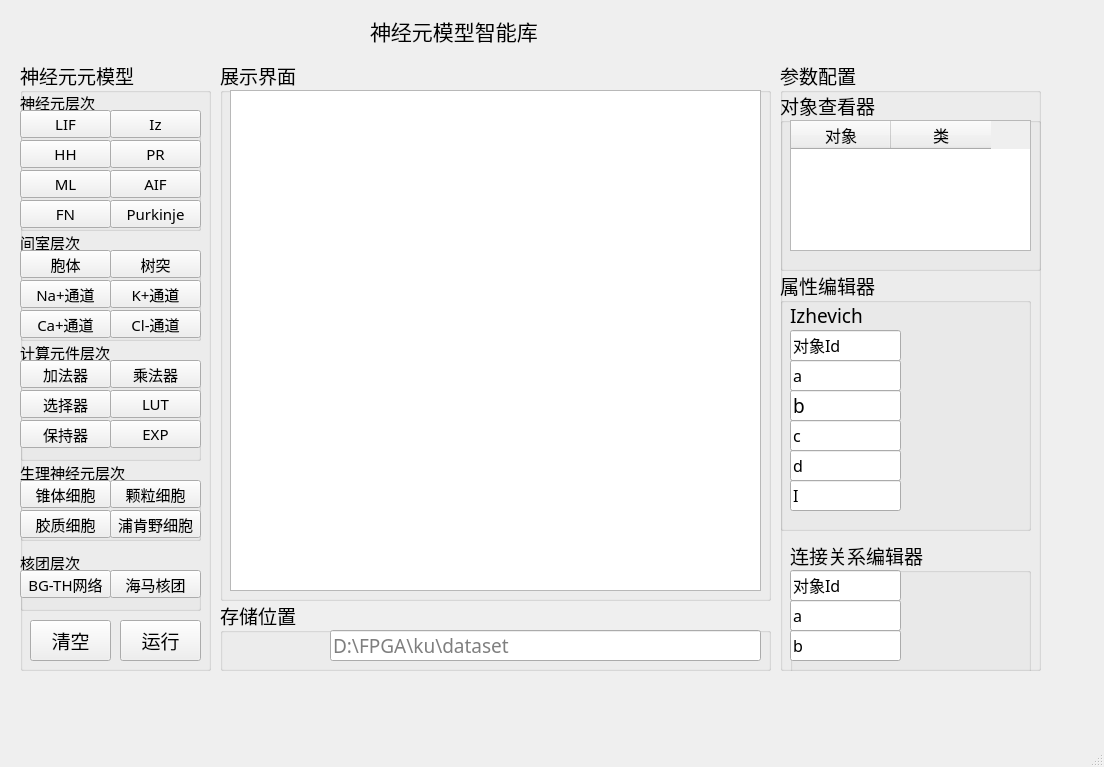
This is UI/DDNA.ui in jingxuantju/Neurondatabase as Qt 5 draws it before an edit. The edited form follows.
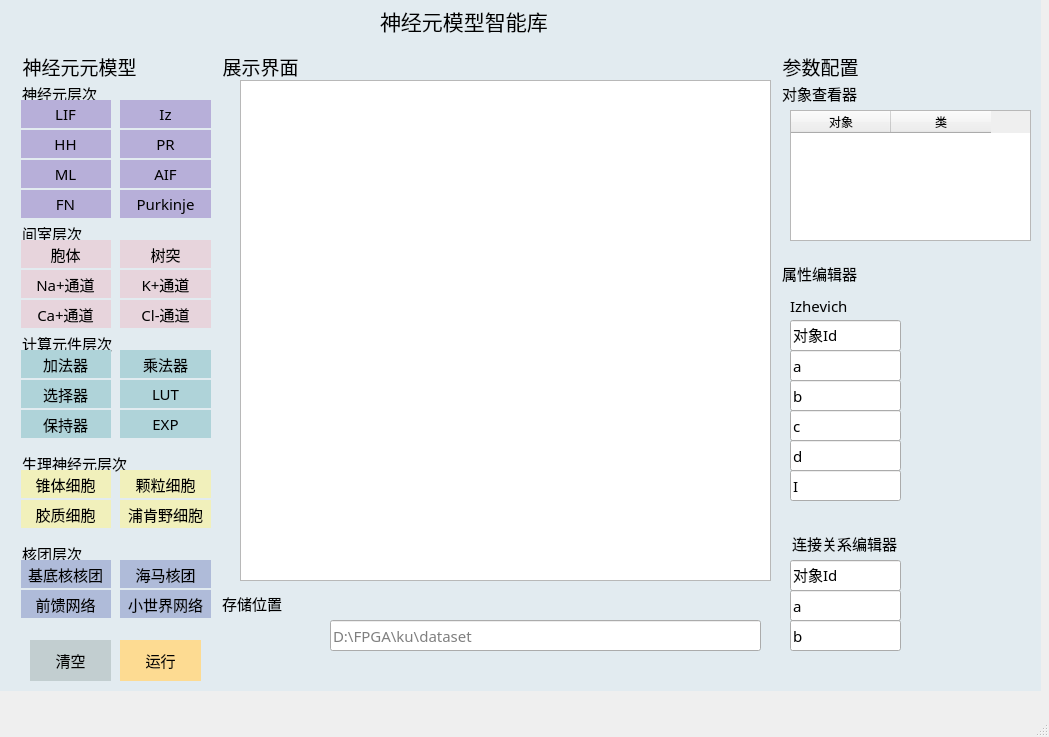
This is the edited form.

```diff
--- a/UI/DDNA.ui
+++ b/UI/DDNA.ui
@@ -6,26 +6,32 @@
    <rect>
     <x>0</x>
     <y>0</y>
-    <width>1104</width>
-    <height>767</height>
+    <width>1049</width>
+    <height>737</height>
    </rect>
   </property>
   <property name="windowTitle">
    <string>MainWindow</string>
   </property>
+  <property name="styleSheet">
+   <string notr="true">QGroupBox {
+            background-color:#e2ebf0;          
+			border-style: solid;
+        }</string>
+  </property>
   <widget class="QWidget" name="centralwidget">
    <widget class="QGroupBox" name="groupBox_2">
     <property name="geometry">
      <rect>
       <x>20</x>
-      <y>60</y>
-      <width>191</width>
-      <height>611</height>
+      <y>50</y>
+      <width>211</width>
+      <height>641</height>
      </rect>
     </property>
     <property name="font">
      <font>
-      <family>.System San Francisco Display</family>
+      <family>黑体</family>
       <pointsize>14</pointsize>
      </font>
     </property>
@@ -37,16 +43,19 @@
       <rect>
        <x>0</x>
        <y>30</y>
-       <width>181</width>
+       <width>191</width>
        <height>141</height>
       </rect>
      </property>
      <property name="font">
       <font>
-       <family>.System San Francisco Display</family>
+       <family>黑体</family>
        <pointsize>11</pointsize>
       </font>
      </property>
+     <property name="styleSheet">
+      <string notr="true"/>
+     </property>
      <property name="title">
       <string>神经元层次</string>
      </property>
@@ -59,6 +68,18 @@
         <height>28</height>
        </rect>
       </property>
+      <property name="font">
+       <font>
+        <family>黑体</family>
+        <pointsize>11</pointsize>
+       </font>
+      </property>
+      <property name="styleSheet">
+       <string notr="true">QPushButton {
+            background-color:#b7afd9;          
+			border-style: solid;
+        }</string>
+      </property>
       <property name="text">
        <string>LIF</string>
       </property>
@@ -66,12 +87,24 @@
      <widget class="QPushButton" name="IZButton">
       <property name="geometry">
        <rect>
-        <x>90</x>
+        <x>100</x>
         <y>20</y>
         <width>91</width>
         <height>28</height>
        </rect>
       </property>
+      <property name="font">
+       <font>
+        <family>黑体</family>
+        <pointsize>11</pointsize>
+       </font>
+      </property>
+      <property name="styleSheet">
+       <string notr="true">QPushButton {
+            background-color:#b7afd9;          
+			border-style: solid;
+        }</string>
+      </property>
       <property name="text">
        <string>Iz</string>
       </property>
@@ -82,12 +115,24 @@
       </property>
       <property name="geometry">
        <rect>
-        <x>90</x>
+        <x>100</x>
         <y>50</y>
         <width>91</width>
         <height>28</height>
        </rect>
       </property>
+      <property name="font">
+       <font>
+        <family>黑体</family>
+        <pointsize>11</pointsize>
+       </font>
+      </property>
+      <property name="styleSheet">
+       <string notr="true">QPushButton {
+            background-color:#b7afd9;          
+			border-style: solid;
+        }</string>
+      </property>
       <property name="text">
        <string>PR</string>
       </property>
@@ -101,6 +146,18 @@
         <height>28</height>
        </rect>
       </property>
+      <property name="font">
+       <font>
+        <family>黑体</family>
+        <pointsize>11</pointsize>
+       </font>
+      </property>
+      <property name="styleSheet">
+       <string notr="true">QPushButton {
+            background-color:#b7afd9;          
+			border-style: solid;
+        }</string>
+      </property>
       <property name="text">
        <string>HH</string>
       </property>
@@ -111,12 +168,24 @@
       </property>
       <property name="geometry">
        <rect>
-        <x>90</x>
+        <x>100</x>
         <y>80</y>
         <width>91</width>
         <height>28</height>
        </rect>
       </property>
+      <property name="font">
+       <font>
+        <family>黑体</family>
+        <pointsize>11</pointsize>
+       </font>
+      </property>
+      <property name="styleSheet">
+       <string notr="true">QPushButton {
+            background-color:#b7afd9;          
+			border-style: solid;
+        }</string>
+      </property>
       <property name="text">
        <string>AIF</string>
       </property>
@@ -133,6 +202,18 @@
         <height>28</height>
        </rect>
       </property>
+      <property name="font">
+       <font>
+        <family>黑体</family>
+        <pointsize>11</pointsize>
+       </font>
+      </property>
+      <property name="styleSheet">
+       <string notr="true">QPushButton {
+            background-color:#b7afd9;          
+			border-style: solid;
+        }</string>
+      </property>
       <property name="text">
        <string>ML</string>
       </property>
@@ -149,6 +230,18 @@
         <height>28</height>
        </rect>
       </property>
+      <property name="font">
+       <font>
+        <family>黑体</family>
+        <pointsize>11</pointsize>
+       </font>
+      </property>
+      <property name="styleSheet">
+       <string notr="true">QPushButton {
+            background-color:#b7afd9;          
+			border-style: solid;
+        }</string>
+      </property>
       <property name="text">
        <string>FN</string>
       </property>
@@ -159,12 +252,24 @@
       </property>
       <property name="geometry">
        <rect>
-        <x>90</x>
+        <x>100</x>
         <y>110</y>
         <width>91</width>
         <height>28</height>
        </rect>
       </property>
+      <property name="font">
+       <font>
+        <family>黑体</family>
+        <pointsize>11</pointsize>
+       </font>
+      </property>
+      <property name="styleSheet">
+       <string notr="true">QPushButton {
+            background-color:#b7afd9;          
+			border-style: solid;
+        }</string>
+      </property>
       <property name="text">
        <string>Purkinje</string>
       </property>
@@ -175,13 +280,13 @@
       <rect>
        <x>0</x>
        <y>170</y>
-       <width>181</width>
+       <width>191</width>
        <height>111</height>
       </rect>
      </property>
      <property name="font">
       <font>
-       <family>.System San Francisco Display</family>
+       <family>黑体</family>
        <pointsize>11</pointsize>
       </font>
      </property>
@@ -200,6 +305,18 @@
         <height>28</height>
        </rect>
       </property>
+      <property name="font">
+       <font>
+        <family>黑体</family>
+        <pointsize>11</pointsize>
+       </font>
+      </property>
+      <property name="styleSheet">
+       <string notr="true">QPushButton {
+            background-color:#e7d4dc;          
+			border-style: solid;
+        }</string>
+      </property>
       <property name="text">
        <string>胞体</string>
       </property>
@@ -210,12 +327,24 @@
       </property>
       <property name="geometry">
        <rect>
-        <x>90</x>
+        <x>100</x>
         <y>20</y>
         <width>91</width>
         <height>28</height>
        </rect>
       </property>
+      <property name="font">
+       <font>
+        <family>黑体</family>
+        <pointsize>11</pointsize>
+       </font>
+      </property>
+      <property name="styleSheet">
+       <string notr="true">QPushButton {
+            background-color:#e7d4dc;          
+			border-style: solid;
+        }</string>
+      </property>
       <property name="text">
        <string>树突</string>
       </property>
@@ -226,12 +355,24 @@
       </property>
       <property name="geometry">
        <rect>
-        <x>90</x>
+        <x>100</x>
         <y>50</y>
         <width>91</width>
         <height>28</height>
        </rect>
       </property>
+      <property name="font">
+       <font>
+        <family>黑体</family>
+        <pointsize>11</pointsize>
+       </font>
+      </property>
+      <property name="styleSheet">
+       <string notr="true">QPushButton {
+            background-color:#e7d4dc;          
+			border-style: solid;
+        }</string>
+      </property>
       <property name="text">
        <string>K+通道</string>
       </property>
@@ -248,6 +389,18 @@
         <height>28</height>
        </rect>
       </property>
+      <property name="font">
+       <font>
+        <family>黑体</family>
+        <pointsize>11</pointsize>
+       </font>
+      </property>
+      <property name="styleSheet">
+       <string notr="true">QPushButton {
+            background-color:#e7d4dc;          
+			border-style: solid;
+        }</string>
+      </property>
       <property name="text">
        <string>Na+通道</string>
       </property>
@@ -258,12 +411,24 @@
       </property>
       <property name="geometry">
        <rect>
-        <x>90</x>
+        <x>100</x>
         <y>80</y>
         <width>91</width>
         <height>28</height>
        </rect>
       </property>
+      <property name="font">
+       <font>
+        <family>黑体</family>
+        <pointsize>11</pointsize>
+       </font>
+      </property>
+      <property name="styleSheet">
+       <string notr="true">QPushButton {
+            background-color:#e7d4dc;          
+			border-style: solid;
+        }</string>
+      </property>
       <property name="text">
        <string>Cl-通道</string>
       </property>
@@ -280,6 +445,18 @@
         <height>28</height>
        </rect>
       </property>
+      <property name="font">
+       <font>
+        <family>黑体</family>
+        <pointsize>11</pointsize>
+       </font>
+      </property>
+      <property name="styleSheet">
+       <string notr="true">QPushButton {
+            background-color:#e7d4dc;          
+			border-style: solid;
+        }</string>
+      </property>
       <property name="text">
        <string>Ca+通道</string>
       </property>
@@ -290,13 +467,13 @@
       <rect>
        <x>0</x>
        <y>280</y>
-       <width>181</width>
+       <width>191</width>
        <height>121</height>
       </rect>
      </property>
      <property name="font">
       <font>
-       <family>.System San Francisco Display</family>
+       <family>黑体</family>
        <pointsize>11</pointsize>
       </font>
      </property>
@@ -315,6 +492,18 @@
         <height>28</height>
        </rect>
       </property>
+      <property name="font">
+       <font>
+        <family>黑体</family>
+        <pointsize>11</pointsize>
+       </font>
+      </property>
+      <property name="styleSheet">
+       <string notr="true">QPushButton {
+            background-color:#AFD3D9;          
+			border-style: solid;
+        }</string>
+      </property>
       <property name="text">
        <string>加法器</string>
       </property>
@@ -325,12 +514,24 @@
       </property>
       <property name="geometry">
        <rect>
-        <x>90</x>
+        <x>100</x>
         <y>20</y>
         <width>91</width>
         <height>28</height>
        </rect>
       </property>
+      <property name="font">
+       <font>
+        <family>黑体</family>
+        <pointsize>11</pointsize>
+       </font>
+      </property>
+      <property name="styleSheet">
+       <string notr="true">QPushButton {
+            background-color:#AFD3D9;          
+			border-style: solid;
+        }</string>
+      </property>
       <property name="text">
        <string>乘法器</string>
       </property>
@@ -341,12 +542,24 @@
       </property>
       <property name="geometry">
        <rect>
-        <x>90</x>
+        <x>100</x>
         <y>50</y>
         <width>91</width>
         <height>28</height>
        </rect>
       </property>
+      <property name="font">
+       <font>
+        <family>黑体</family>
+        <pointsize>11</pointsize>
+       </font>
+      </property>
+      <property name="styleSheet">
+       <string notr="true">QPushButton {
+            background-color:#AFD3D9;          
+			border-style: solid;
+        }</string>
+      </property>
       <property name="text">
        <string>LUT</string>
       </property>
@@ -363,6 +576,18 @@
         <height>28</height>
        </rect>
       </property>
+      <property name="font">
+       <font>
+        <family>黑体</family>
+        <pointsize>11</pointsize>
+       </font>
+      </property>
+      <property name="styleSheet">
+       <string notr="true">QPushButton {
+            background-color:#AFD3D9;          
+			border-style: solid;
+        }</string>
+      </property>
       <property name="text">
        <string>选择器</string>
       </property>
@@ -373,12 +598,24 @@
       </property>
       <property name="geometry">
        <rect>
-        <x>90</x>
+        <x>100</x>
         <y>80</y>
         <width>91</width>
         <height>28</height>
        </rect>
       </property>
+      <property name="font">
+       <font>
+        <family>黑体</family>
+        <pointsize>11</pointsize>
+       </font>
+      </property>
+      <property name="styleSheet">
+       <string notr="true">QPushButton {
+            background-color:#AFD3D9;          
+			border-style: solid;
+        }</string>
+      </property>
       <property name="text">
        <string>EXP</string>
       </property>
@@ -395,6 +632,18 @@
         <height>28</height>
        </rect>
       </property>
+      <property name="font">
+       <font>
+        <family>黑体</family>
+        <pointsize>11</pointsize>
+       </font>
+      </property>
+      <property name="styleSheet">
+       <string notr="true">QPushButton {
+            background-color:#AFD3D9;          
+			border-style: solid;
+        }</string>
+      </property>
       <property name="text">
        <string>保持器</string>
       </property>
@@ -404,11 +653,23 @@
      <property name="geometry">
       <rect>
        <x>100</x>
-       <y>560</y>
+       <y>590</y>
        <width>81</width>
        <height>41</height>
       </rect>
      </property>
+     <property name="font">
+      <font>
+       <family>黑体</family>
+       <pointsize>11</pointsize>
+      </font>
+     </property>
+     <property name="styleSheet">
+      <string notr="true">QPushButton {
+            background-color:#fddb92;          
+			border-style: solid;
+        }</string>
+     </property>
      <property name="text">
       <string>运行</string>
      </property>
@@ -418,13 +679,13 @@
       <rect>
        <x>0</x>
        <y>400</y>
-       <width>181</width>
+       <width>191</width>
        <height>81</height>
       </rect>
      </property>
      <property name="font">
       <font>
-       <family>.System San Francisco Display</family>
+       <family>黑体</family>
        <pointsize>11</pointsize>
       </font>
      </property>
@@ -440,6 +701,18 @@
         <height>28</height>
        </rect>
       </property>
+      <property name="font">
+       <font>
+        <family>黑体</family>
+        <pointsize>11</pointsize>
+       </font>
+      </property>
+      <property name="styleSheet">
+       <string notr="true">QPushButton {
+            background-color:#f1f0bb;          
+			border-style: solid;
+        }</string>
+      </property>
       <property name="text">
        <string>锥体细胞</string>
       </property>
@@ -447,12 +720,24 @@
      <widget class="QPushButton" name="IZButton_2">
       <property name="geometry">
        <rect>
-        <x>90</x>
+        <x>100</x>
         <y>20</y>
         <width>91</width>
         <height>28</height>
        </rect>
       </property>
+      <property name="font">
+       <font>
+        <family>黑体</family>
+        <pointsize>11</pointsize>
+       </font>
+      </property>
+      <property name="styleSheet">
+       <string notr="true">QPushButton {
+            background-color:#f1f0bb;          
+			border-style: solid;
+        }</string>
+      </property>
       <property name="text">
        <string>颗粒细胞</string>
       </property>
@@ -463,12 +748,24 @@
       </property>
       <property name="geometry">
        <rect>
-        <x>90</x>
+        <x>100</x>
         <y>50</y>
         <width>91</width>
         <height>28</height>
        </rect>
       </property>
+      <property name="font">
+       <font>
+        <family>黑体</family>
+        <pointsize>11</pointsize>
+       </font>
+      </property>
+      <property name="styleSheet">
+       <string notr="true">QPushButton {
+            background-color:#f1f0bb;          
+			border-style: solid;
+        }</string>
+      </property>
       <property name="text">
        <string>浦肯野细胞</string>
       </property>
@@ -482,6 +779,18 @@
         <height>28</height>
        </rect>
       </property>
+      <property name="font">
+       <font>
+        <family>黑体</family>
+        <pointsize>11</pointsize>
+       </font>
+      </property>
+      <property name="styleSheet">
+       <string notr="true">QPushButton {
+            background-color:#f1f0bb;          
+			border-style: solid;
+        }</string>
+      </property>
       <property name="text">
        <string>胶质细胞</string>
       </property>
@@ -491,11 +800,23 @@
      <property name="geometry">
       <rect>
        <x>10</x>
-       <y>560</y>
+       <y>590</y>
        <width>81</width>
        <height>41</height>
       </rect>
      </property>
+     <property name="font">
+      <font>
+       <family>黑体</family>
+       <pointsize>11</pointsize>
+      </font>
+     </property>
+     <property name="styleSheet">
+      <string notr="true">QPushButton {
+            background-color:#c2ced0;          
+			border-style: solid;
+        }</string>
+     </property>
      <property name="text">
       <string>清空</string>
      </property>
@@ -505,13 +826,13 @@
       <rect>
        <x>0</x>
        <y>490</y>
-       <width>181</width>
+       <width>191</width>
        <height>61</height>
       </rect>
      </property>
      <property name="font">
       <font>
-       <family>.System San Francisco Display</family>
+       <family>黑体</family>
        <pointsize>11</pointsize>
       </font>
      </property>
@@ -527,37 +848,111 @@
         <height>28</height>
        </rect>
       </property>
+      <property name="font">
+       <font>
+        <family>黑体</family>
+        <pointsize>11</pointsize>
+       </font>
+      </property>
+      <property name="styleSheet">
+       <string notr="true">QPushButton {
+            background-color:#afbbd9;          
+			border-style: solid;
+        }</string>
+      </property>
       <property name="text">
-       <string>BG-TH网络</string>
+       <string>基底核核团</string>
       </property>
      </widget>
      <widget class="QPushButton" name="IZButton_3">
       <property name="geometry">
        <rect>
-        <x>90</x>
+        <x>100</x>
         <y>20</y>
         <width>91</width>
         <height>28</height>
        </rect>
       </property>
+      <property name="font">
+       <font>
+        <family>黑体</family>
+        <pointsize>11</pointsize>
+       </font>
+      </property>
+      <property name="styleSheet">
+       <string notr="true">QPushButton {
+            background-color:#afbbd9;          
+			border-style: solid;
+        }</string>
+      </property>
       <property name="text">
        <string>海马核团</string>
       </property>
      </widget>
     </widget>
+    <widget class="QPushButton" name="IZButton_4">
+     <property name="geometry">
+      <rect>
+       <x>100</x>
+       <y>540</y>
+       <width>91</width>
+       <height>28</height>
+      </rect>
+     </property>
+     <property name="font">
+      <font>
+       <family>黑体</family>
+       <pointsize>11</pointsize>
+      </font>
+     </property>
+     <property name="styleSheet">
+      <string notr="true">QPushButton {
+            background-color:#afbbd9;          
+			border-style: solid;
+        }</string>
+     </property>
+     <property name="text">
+      <string>小世界网络</string>
+     </property>
+    </widget>
+    <widget class="QPushButton" name="basalButton_2">
+     <property name="geometry">
+      <rect>
+       <x>0</x>
+       <y>540</y>
+       <width>91</width>
+       <height>28</height>
+      </rect>
+     </property>
+     <property name="font">
+      <font>
+       <family>黑体</family>
+       <pointsize>11</pointsize>
+      </font>
+     </property>
+     <property name="styleSheet">
+      <string notr="true">QPushButton {
+            background-color:#afbbd9;          
+			border-style: solid;
+        }</string>
+     </property>
+     <property name="text">
+      <string>前馈网络</string>
+     </property>
+    </widget>
    </widget>
    <widget class="QGroupBox" name="groupBox_6">
     <property name="geometry">
      <rect>
       <x>780</x>
-      <y>60</y>
+      <y>50</y>
       <width>261</width>
-      <height>611</height>
+      <height>641</height>
      </rect>
     </property>
     <property name="font">
      <font>
-      <family>.System San Francisco Display</family>
+      <family>黑体</family>
       <pointsize>14</pointsize>
      </font>
     </property>
@@ -573,6 +968,12 @@
        <height>181</height>
       </rect>
      </property>
+     <property name="font">
+      <font>
+       <family>黑体</family>
+       <pointsize>11</pointsize>
+      </font>
+     </property>
      <property name="title">
       <string>对象查看器</string>
      </property>
@@ -587,8 +988,8 @@
       </property>
       <property name="font">
        <font>
-        <family>.System San Francisco Display</family>
-        <pointsize>12</pointsize>
+        <family>黑体</family>
+        <pointsize>11</pointsize>
        </font>
       </property>
       <column>
@@ -612,6 +1013,12 @@
        <height>261</height>
       </rect>
      </property>
+     <property name="font">
+      <font>
+       <family>黑体</family>
+       <pointsize>11</pointsize>
+      </font>
+     </property>
      <property name="title">
       <string>属性编辑器</string>
      </property>
@@ -624,6 +1031,15 @@
         <height>221</height>
        </rect>
       </property>
+      <property name="font">
+       <font>
+        <family>黑体</family>
+        <pointsize>11</pointsize>
+       </font>
+      </property>
+      <property name="styleSheet">
+       <string notr="true"/>
+      </property>
       <property name="currentIndex">
        <number>2</number>
       </property>
@@ -743,6 +1159,12 @@
           <height>31</height>
          </rect>
         </property>
+        <property name="font">
+         <font>
+          <family>黑体</family>
+          <pointsize>11</pointsize>
+         </font>
+        </property>
         <property name="text">
          <string/>
         </property>
@@ -758,8 +1180,8 @@
         </property>
         <property name="font">
          <font>
-          <family>.System San Francisco Display</family>
-          <pointsize>12</pointsize>
+          <family>黑体</family>
+          <pointsize>11</pointsize>
          </font>
         </property>
         <property name="text">
@@ -777,8 +1199,8 @@
         </property>
         <property name="font">
          <font>
-          <family>.System San Francisco Display</family>
-          <pointsize>12</pointsize>
+          <family>黑体</family>
+          <pointsize>11</pointsize>
          </font>
         </property>
         <property name="text">
@@ -794,6 +1216,12 @@
           <height>31</height>
          </rect>
         </property>
+        <property name="font">
+         <font>
+          <family>黑体</family>
+          <pointsize>11</pointsize>
+         </font>
+        </property>
         <property name="text">
          <string/>
         </property>
@@ -807,6 +1235,12 @@
           <height>31</height>
          </rect>
         </property>
+        <property name="font">
+         <font>
+          <family>黑体</family>
+          <pointsize>11</pointsize>
+         </font>
+        </property>
         <property name="text">
          <string>b</string>
         </property>
@@ -820,6 +1254,12 @@
           <height>31</height>
          </rect>
         </property>
+        <property name="font">
+         <font>
+          <family>黑体</family>
+          <pointsize>11</pointsize>
+         </font>
+        </property>
         <property name="text">
          <string/>
         </property>
@@ -833,6 +1273,12 @@
           <height>31</height>
          </rect>
         </property>
+        <property name="font">
+         <font>
+          <family>黑体</family>
+          <pointsize>11</pointsize>
+         </font>
+        </property>
         <property name="text">
          <string/>
         </property>
@@ -848,8 +1294,8 @@
         </property>
         <property name="font">
          <font>
-          <family>.System San Francisco Display</family>
-          <pointsize>12</pointsize>
+          <family>黑体</family>
+          <pointsize>11</pointsize>
          </font>
         </property>
         <property name="text">
@@ -867,8 +1313,8 @@
         </property>
         <property name="font">
          <font>
-          <family>.System San Francisco Display</family>
-          <pointsize>12</pointsize>
+          <family>黑体</family>
+          <pointsize>11</pointsize>
          </font>
         </property>
         <property name="text">
@@ -884,6 +1330,12 @@
           <height>31</height>
          </rect>
         </property>
+        <property name="font">
+         <font>
+          <family>黑体</family>
+          <pointsize>11</pointsize>
+         </font>
+        </property>
         <property name="text">
          <string/>
         </property>
@@ -897,6 +1349,12 @@
           <height>31</height>
          </rect>
         </property>
+        <property name="font">
+         <font>
+          <family>黑体</family>
+          <pointsize>11</pointsize>
+         </font>
+        </property>
         <property name="text">
          <string/>
         </property>
@@ -912,8 +1370,8 @@
         </property>
         <property name="font">
          <font>
-          <family>.System San Francisco Display</family>
-          <pointsize>12</pointsize>
+          <family>黑体</family>
+          <pointsize>11</pointsize>
          </font>
         </property>
         <property name="text">
@@ -929,6 +1387,12 @@
           <height>31</height>
          </rect>
         </property>
+        <property name="font">
+         <font>
+          <family>黑体</family>
+          <pointsize>11</pointsize>
+         </font>
+        </property>
         <property name="text">
          <string>Izhevich</string>
         </property>
@@ -945,6 +1409,12 @@
        <height>141</height>
       </rect>
      </property>
+     <property name="font">
+      <font>
+       <family>黑体</family>
+       <pointsize>11</pointsize>
+      </font>
+     </property>
      <property name="title">
       <string>连接关系编辑器</string>
      </property>
@@ -959,8 +1429,8 @@
       </property>
       <property name="font">
        <font>
-        <family>.System San Francisco Display</family>
-        <pointsize>12</pointsize>
+        <family>黑体</family>
+        <pointsize>11</pointsize>
        </font>
       </property>
       <property name="text">
@@ -978,8 +1448,8 @@
       </property>
       <property name="font">
        <font>
-        <family>.System San Francisco Display</family>
-        <pointsize>12</pointsize>
+        <family>黑体</family>
+        <pointsize>11</pointsize>
        </font>
       </property>
       <property name="text">
@@ -997,8 +1467,8 @@
       </property>
       <property name="font">
        <font>
-        <family>.System San Francisco Display</family>
-        <pointsize>12</pointsize>
+        <family>黑体</family>
+        <pointsize>11</pointsize>
        </font>
       </property>
       <property name="text">
@@ -1011,15 +1481,15 @@
     <property name="geometry">
      <rect>
       <x>220</x>
-      <y>600</y>
-      <width>551</width>
-      <height>71</height>
+      <y>590</y>
+      <width>561</width>
+      <height>101</height>
      </rect>
     </property>
     <property name="font">
      <font>
-      <family>.System San Francisco Display</family>
-      <pointsize>14</pointsize>
+      <family>黑体</family>
+      <pointsize>11</pointsize>
      </font>
     </property>
     <property name="title">
@@ -1034,42 +1504,29 @@
        <height>31</height>
       </rect>
      </property>
+     <property name="font">
+      <font>
+       <family>黑体</family>
+       <pointsize>11</pointsize>
+      </font>
+     </property>
      <property name="placeholderText">
       <string>D:\FPGA\ku\dataset</string>
      </property>
     </widget>
    </widget>
-   <widget class="QLabel" name="label">
-    <property name="geometry">
-     <rect>
-      <x>370</x>
-      <y>10</y>
-      <width>231</width>
-      <height>41</height>
-     </rect>
-    </property>
-    <property name="font">
-     <font>
-      <family>.System San Francisco Display</family>
-      <pointsize>16</pointsize>
-     </font>
-    </property>
-    <property name="text">
-     <string>神经元模型智能库</string>
-    </property>
-   </widget>
    <widget class="QGroupBox" name="groupBox">
     <property name="geometry">
      <rect>
       <x>220</x>
-      <y>60</y>
-      <width>551</width>
+      <y>50</y>
+      <width>561</width>
       <height>541</height>
      </rect>
     </property>
     <property name="font">
      <font>
-      <family>.System San Francisco Display</family>
+      <family>黑体</family>
       <pointsize>14</pointsize>
      </font>
     </property>
@@ -1079,14 +1536,65 @@
     <widget class="QGraphicsView" name="graphicsView">
      <property name="geometry">
       <rect>
-       <x>10</x>
+       <x>20</x>
        <y>30</y>
        <width>531</width>
        <height>501</height>
       </rect>
      </property>
+     <property name="font">
+      <font>
+       <family>黑体</family>
+       <pointsize>11</pointsize>
+      </font>
+     </property>
     </widget>
    </widget>
+   <widget class="QGroupBox" name="groupBox_13">
+    <property name="geometry">
+     <rect>
+      <x>20</x>
+      <y>0</y>
+      <width>1021</width>
+      <height>51</height>
+     </rect>
+    </property>
+    <property name="title">
+     <string/>
+    </property>
+    <widget class="QLabel" name="label">
+     <property name="geometry">
+      <rect>
+       <x>360</x>
+       <y>0</y>
+       <width>231</width>
+       <height>41</height>
+      </rect>
+     </property>
+     <property name="font">
+      <font>
+       <family>黑体</family>
+       <pointsize>16</pointsize>
+      </font>
+     </property>
+     <property name="text">
+      <string>神经元模型智能库</string>
+     </property>
+    </widget>
+   </widget>
+   <widget class="QGroupBox" name="groupBox_14">
+    <property name="geometry">
+     <rect>
+      <x>0</x>
+      <y>0</y>
+      <width>21</width>
+      <height>691</height>
+     </rect>
+    </property>
+    <property name="title">
+     <string/>
+    </property>
+   </widget>
   </widget>
   <widget class="QMenuBar" name="menubar">
    <property name="geometry">
```
Left out of the diff: 2 changed lines with no effect on the pictures.
